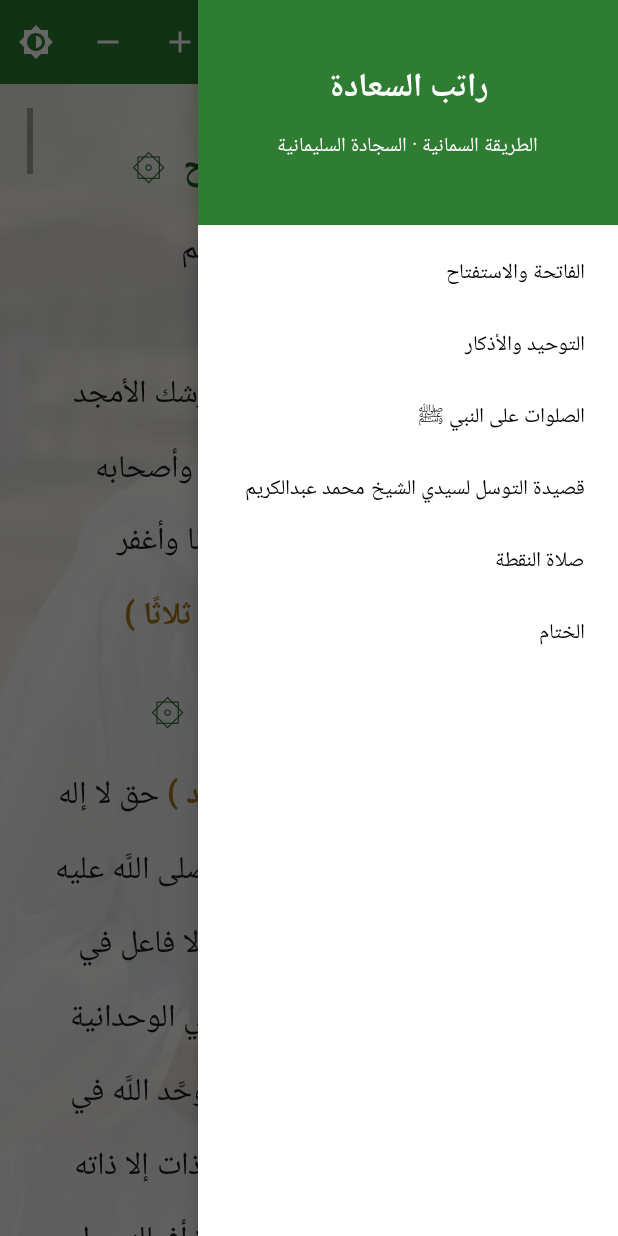
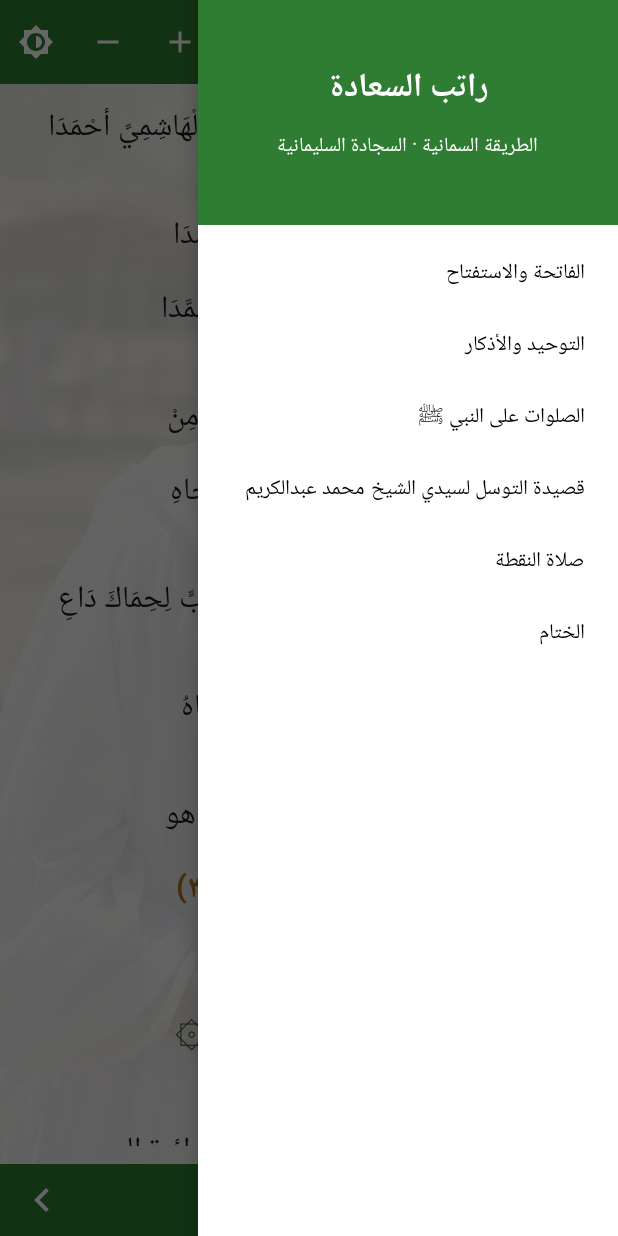
Before and after one commit to Mohamed-albadri-1995/trade-desk-data, an Android app: the MainActivity screen opened directly, with no data from a screen before it, with the side drawer open, on a phone screen of 412 x 824 dp. Run offline under Robolectric (Android 15) with nearby library versions, the phone set to English and light mode, and no system bars.

Commit message:
Make the reader a paged book instead of one long scroll
Replace the continuous list with a ViewPager2 that flips right-to-left, one
screen-sized page at a time. A paginator lays the whole ratib out with
StaticLayout and cuts it at line boundaries so each page fits the screen at
the current font size. Adds a page counter (Arabic digits) and flip arrows,
keeps the section drawer (jumps to the page), font sizing (re-paginates and
keeps your place), night mode, photo background, and last-page memory.

Co-Authored-By: Claude Opus 4.8 <noreply@anthropic.com>
Claude-Session: https://claude.ai/code/session_01LGQjT4mwJtavuvZWb4nuLc

```diff
--- a/ratib-app/app/build.gradle
+++ b/ratib-app/app/build.gradle
@@ -41,4 +41,5 @@ dependencies {
     implementation 'com.google.android.material:material:1.12.0'
     implementation 'androidx.drawerlayout:drawerlayout:1.2.0'
     implementation 'androidx.recyclerview:recyclerview:1.3.2'
+    implementation 'androidx.viewpager2:viewpager2:1.1.0'
 }
--- a/ratib-app/app/src/main/java/com/ratib/saada/MainActivity.kt
+++ b/ratib-app/app/src/main/java/com/ratib/saada/MainActivity.kt
@@ -7,27 +7,28 @@ import android.view.MenuItem
 import androidx.appcompat.app.AppCompatActivity
 import androidx.appcompat.app.AppCompatDelegate
 import androidx.core.view.GravityCompat
-import androidx.recyclerview.widget.LinearLayoutManager
+import androidx.viewpager2.widget.ViewPager2
 import com.ratib.saada.databinding.ActivityMainBinding
 
 /**
- * Reader for راتب السعادة. The text lives in assets/ratib.txt (lines starting
- * with "# " are section headings). Features: section drawer, adjustable font
- * size, light/dark mode, and it remembers the reading position.
+ * Book-style reader for راتب السعادة: the text is laid out and cut into
+ * screen-sized pages you flip through (right-to-left). Includes a section
+ * drawer, page counter, flip arrows, adjustable font, light/dark mode, a
+ * photo background, and it remembers the page you were on.
  */
 class MainActivity : AppCompatActivity() {
 
     private lateinit var binding: ActivityMainBinding
-    private lateinit var adapter: RatibAdapter
-    private lateinit var layoutManager: LinearLayoutManager
+    private lateinit var pagerAdapter: PagerAdapter
 
     private val prefsName = "ratib_prefs"
     private val scaleKey = "font_scale"
-    private val posKey = "scroll_pos"
+    private val pageKey = "page_index"
     private val nightKey = "night_mode"
 
     private val blocks = ArrayList<Block>()
-    private val headings = ArrayList<Pair<String, Int>>() // title, block index
+    private var pagination: Pagination? = null
+    private var scale = 1f
 
     override fun onCreate(savedInstanceState: Bundle?) {
         AppCompatDelegate.setDefaultNightMode(
@@ -42,18 +43,28 @@ class MainActivity : AppCompatActivity() {
         binding.toolbar.setNavigationOnClickListener { toggleDrawer() }
 
         BackgroundLoader.apply(this, binding.bgImage)
-
+        scale = prefs().getFloat(scaleKey, 1f)
         parseContent()
 
-        adapter = RatibAdapter(blocks).apply { scale = prefs().getFloat(scaleKey, 1f) }
-        layoutManager = LinearLayoutManager(this)
-        binding.recyclerView.layoutManager = layoutManager
-        binding.recyclerView.adapter = adapter
+        pagerAdapter = PagerAdapter(emptyList())
+        binding.pager.adapter = pagerAdapter
+        binding.pager.registerOnPageChangeCallback(object : ViewPager2.OnPageChangeCallback() {
+            override fun onPageSelected(position: Int) {
+                updateIndicator(position)
+                prefs().edit().putInt(pageKey, position).apply()
+            }
+        })
 
-        buildDrawerMenu()
+        binding.btnPrev.setOnClickListener {
+            binding.pager.currentItem = (binding.pager.currentItem - 1).coerceAtLeast(0)
+        }
+        binding.btnNext.setOnClickListener {
+            val max = (pagination?.pages?.size ?: 1) - 1
+            binding.pager.currentItem = (binding.pager.currentItem + 1).coerceAtMost(max)
+        }
 
-        val pos = prefs().getInt(posKey, 0)
-        if (pos in blocks.indices) layoutManager.scrollToPosition(pos)
+        // Paginate once the pager has real dimensions.
+        binding.pager.post { repaginate(restorePage = prefs().getInt(pageKey, 0)) }
     }
 
     private fun prefs() = getSharedPreferences(prefsName, MODE_PRIVATE)
@@ -69,36 +80,73 @@ class MainActivity : AppCompatActivity() {
         assets.open("ratib.txt").bufferedReader().forEachLine { raw ->
             val line = raw.trim()
             if (line.isEmpty()) return@forEachLine
-            if (line.startsWith("# ")) {
-                val title = line.removePrefix("# ").trim()
-                headings.add(Pair(title, blocks.size))
-                blocks.add(Block.Heading(title))
-            } else {
-                blocks.add(Block.Body(line))
-            }
+            if (line.startsWith("# ")) blocks.add(Block.Heading(line.removePrefix("# ").trim()))
+            else blocks.add(Block.Body(line))
         }
     }
 
-    private fun buildDrawerMenu() {
+    private fun paddingH() = (20f * resources.displayMetrics.density * 2).toInt()
+    private fun paddingV() = (12f * resources.displayMetrics.density * 2).toInt()
+
+    private fun repaginate(restorePage: Int) {
+        val w = binding.pager.width - paddingH()
+        val h = binding.pager.height - paddingV()
+        if (w <= 0 || h <= 0) {
+            binding.pager.post { repaginate(restorePage) }
+            return
+        }
+        val result = Paginator.paginate(this, blocks, w, h, scale)
+        pagination = result
+        pagerAdapter.submit(result.pages)
+        buildDrawerMenu(result)
+        val target = restorePage.coerceIn(0, result.pages.size - 1)
+        binding.pager.setCurrentItem(target, false)
+        updateIndicator(target)
+    }
+
+    private fun updateIndicator(position: Int) {
+        val total = pagination?.pages?.size ?: 1
+        binding.pageIndicator.text =
+            getString(R.string.page_of, toArabicDigits(position + 1), toArabicDigits(total))
+    }
+
+    private fun toArabicDigits(n: Int): String {
+        val d = charArrayOf('٠', '١', '٢', '٣', '٤', '٥', '٦', '٧', '٨', '٩')
+        return buildString { for (c in n.toString()) append(if (c in '0'..'9') d[c - '0'] else c) }
+    }
+
+    private fun buildDrawerMenu(result: Pagination) {
         val menu = binding.navView.menu
         menu.clear()
-        headings.forEachIndexed { i, (title, _) -> menu.add(Menu.NONE, i, i, title) }
+        blocks.forEachIndexed { i, b ->
+            if (b is Block.Heading) menu.add(Menu.NONE, i, i, b.text)
+        }
         binding.navView.setNavigationItemSelectedListener { item ->
-            val idx = item.itemId
-            if (idx in headings.indices) {
-                layoutManager.scrollToPositionWithOffset(headings[idx].second, 0)
-            }
+            val page = pagination?.headingPage?.get(item.itemId)
+            if (page != null) binding.pager.setCurrentItem(page, false)
             binding.drawerLayout.closeDrawer(GravityCompat.START)
             true
         }
     }
 
     private fun changeFont(delta: Float) {
-        val s = (adapter.scale + delta).coerceIn(0.8f, 2.4f)
-        if (s == adapter.scale) return
-        adapter.scale = s
+        val s = (scale + delta).coerceIn(0.8f, 2.4f)
+        if (s == scale) return
+        // Keep our place: remember the character offset at the top of the current page.
+        val anchorChar = pagination?.starts?.getOrNull(binding.pager.currentItem) ?: 0
+        scale = s
         prefs().edit().putFloat(scaleKey, s).apply()
-        adapter.notifyDataSetChanged()
+        val w = binding.pager.width - paddingH()
+        val h = binding.pager.height - paddingV()
+        val result = Paginator.paginate(this, blocks, w, h, scale)
+        pagination = result
+        pagerAdapter.submit(result.pages)
+        buildDrawerMenu(result)
+        // Find the page whose start is nearest but not past the anchor.
+        var page = result.starts.indexOfLast { it <= anchorChar }
+        if (page < 0) page = 0
+        binding.pager.setCurrentItem(page, false)
+        updateIndicator(page)
     }
 
     private fun isNightActive(): Boolean =
@@ -111,7 +159,7 @@ class MainActivity : AppCompatActivity() {
         else
             AppCompatDelegate.MODE_NIGHT_YES
         prefs().edit().putInt(nightKey, next).apply()
-        AppCompatDelegate.setDefaultNightMode(next) // recreates the activity
+        AppCompatDelegate.setDefaultNightMode(next)
     }
 
     override fun onCreateOptionsMenu(menu: Menu): Boolean {
@@ -126,12 +174,6 @@ class MainActivity : AppCompatActivity() {
         else -> super.onOptionsItemSelected(item)
     }
 
-    override fun onPause() {
-        super.onPause()
-        val first = layoutManager.findFirstVisibleItemPosition().coerceAtLeast(0)
-        prefs().edit().putInt(posKey, first).apply()
-    }
-
     override fun onBackPressed() {
         if (binding.drawerLayout.isDrawerOpen(GravityCompat.START))
             binding.drawerLayout.closeDrawer(GravityCompat.START)
--- /dev/null
+++ b/ratib-app/app/src/main/java/com/ratib/saada/PagerAdapter.kt
@@ -0,0 +1,32 @@
+package com.ratib.saada
+
+import android.view.LayoutInflater
+import android.view.View
+import android.view.ViewGroup
+import android.widget.TextView
+import androidx.recyclerview.widget.RecyclerView
+
+/** Renders each pre-computed page of the ratib into a centered text view. */
+class PagerAdapter(private var pages: List<CharSequence>) :
+    RecyclerView.Adapter<PagerAdapter.PageVH>() {
+
+    class PageVH(root: View) : RecyclerView.ViewHolder(root) {
+        val tv: TextView = root.findViewById(R.id.pageText)
+    }
+
+    override fun onCreateViewHolder(parent: ViewGroup, viewType: Int): PageVH {
+        val v = LayoutInflater.from(parent.context).inflate(R.layout.item_page, parent, false)
+        return PageVH(v)
+    }
+
+    override fun getItemCount() = pages.size
+
+    override fun onBindViewHolder(holder: PageVH, position: Int) {
+        holder.tv.text = pages[position]
+    }
+
+    fun submit(newPages: List<CharSequence>) {
+        pages = newPages
+        notifyDataSetChanged()
+    }
+}
--- /dev/null
+++ b/ratib-app/app/src/main/java/com/ratib/saada/Paginator.kt
@@ -0,0 +1,127 @@
+package com.ratib.saada
+
+import android.content.Context
+import android.graphics.Paint
+import android.graphics.Typeface
+import android.text.Layout
+import android.text.SpannableStringBuilder
+import android.text.Spanned
+import android.text.StaticLayout
+import android.text.TextPaint
+import android.text.style.AbsoluteSizeSpan
+import android.text.style.ForegroundColorSpan
+import android.text.style.StyleSpan
+import androidx.core.content.ContextCompat
+
+/** A renderable block of the ratib: a section heading or a body line. */
+sealed class Block {
+    data class Heading(val text: String) : Block()
+    data class Body(val text: String) : Block()
+}
+
+/**
+ * Result of laying the whole ratib out and cutting it into screen-sized pages.
+ * @param pages    styled text for each page
+ * @param starts   character offset where each page begins (used to keep the
+ *                 reader's place when the font size changes)
+ * @param headingPage  block-index of each heading -> the page it lands on
+ */
+data class Pagination(
+    val pages: List<CharSequence>,
+    val starts: List<Int>,
+    val headingPage: Map<Int, Int>
+)
+
+/**
+ * Turns the continuous ratib text into fixed "book" pages that each fill one
+ * screen at the current font size — measured with the same StaticLayout the
+ * page views use, so every page fits without scrolling.
+ */
+object Paginator {
+
+    private val cueRegex = Regex("\\([^)]*\\)")
+
+    fun paginate(
+        context: Context,
+        blocks: List<Block>,
+        widthPx: Int,
+        heightPx: Int,
+        scale: Float
+    ): Pagination {
+        val dm = context.resources.displayMetrics
+        val bodyPx = (21f * scale * dm.scaledDensity).toInt().coerceAtLeast(1)
+        val headingPx = (24f * scale * dm.scaledDensity).toInt().coerceAtLeast(1)
+        val bodyColor = ContextCompat.getColor(context, R.color.reading_text)
+        val headingColor = ContextCompat.getColor(context, R.color.heading_text)
+        val cueColor = ContextCompat.getColor(context, R.color.marker_color)
+
+        val sb = SpannableStringBuilder()
+        val headingOffsets = ArrayList<Pair<Int, Int>>()
+
+        blocks.forEachIndexed { idx, b ->
+            if (sb.isNotEmpty()) sb.append(if (b is Block.Heading) "\n\n\n" else "\n\n")
+            val start = sb.length
+            when (b) {
+                is Block.Heading -> {
+                    sb.append("۞  ${b.text}  ۞")
+                    sb.setSpan(AbsoluteSizeSpan(headingPx), start, sb.length, Spanned.SPAN_EXCLUSIVE_EXCLUSIVE)
+                    sb.setSpan(StyleSpan(Typeface.BOLD), start, sb.length, Spanned.SPAN_EXCLUSIVE_EXCLUSIVE)
+                    sb.setSpan(ForegroundColorSpan(headingColor), start, sb.length, Spanned.SPAN_EXCLUSIVE_EXCLUSIVE)
+                    headingOffsets.add(idx to start)
+                }
+                is Block.Body -> {
+                    sb.append(b.text)
+                    sb.setSpan(AbsoluteSizeSpan(bodyPx), start, sb.length, Spanned.SPAN_EXCLUSIVE_EXCLUSIVE)
+                    sb.setSpan(ForegroundColorSpan(bodyColor), start, sb.length, Spanned.SPAN_EXCLUSIVE_EXCLUSIVE)
+                    for (m in cueRegex.findAll(b.text)) {
+                        val cs = start + m.range.first
+                        val ce = start + m.range.last + 1
+                        sb.setSpan(ForegroundColorSpan(cueColor), cs, ce, Spanned.SPAN_EXCLUSIVE_EXCLUSIVE)
+                        sb.setSpan(StyleSpan(Typeface.BOLD), cs, ce, Spanned.SPAN_EXCLUSIVE_EXCLUSIVE)
+                    }
+                }
+            }
+        }
+
+        val paint = TextPaint(Paint.ANTI_ALIAS_FLAG).apply {
+            textSize = bodyPx.toFloat()
+            color = bodyColor
+        }
+        val w = widthPx.coerceAtLeast(1)
+
+        @Suppress("DEPRECATION")
+        val layout = StaticLayout(sb, paint, w, Layout.Alignment.ALIGN_CENTER, 1.4f, 0f, false)
+
+        val pages = ArrayList<CharSequence>()
+        val starts = ArrayList<Int>()
+        val pageBounds = ArrayList<IntArray>()
+        val limit = heightPx.coerceAtLeast(1)
+        val lineCount = layout.lineCount
+
+        var startLine = 0
+        while (startLine < lineCount) {
+            val top = layout.getLineTop(startLine)
+            var endLine = startLine
+            while (endLine < lineCount && layout.getLineBottom(endLine) - top <= limit) endLine++
+            if (endLine == startLine) endLine = startLine + 1
+            val cs = layout.getLineStart(startLine)
+            val ce = layout.getLineEnd(endLine - 1)
+            pages.add(sb.subSequence(cs, ce))
+            starts.add(cs)
+            pageBounds.add(intArrayOf(cs, ce))
+            startLine = endLine
+        }
+        if (pages.isEmpty()) {
+            pages.add(""); starts.add(0); pageBounds.add(intArrayOf(0, 0))
+        }
+
+        val headingPage = HashMap<Int, Int>()
+        for ((blockIdx, off) in headingOffsets) {
+            var p = pageBounds.indexOfFirst { off >= it[0] && off < it[1] }
+            if (p < 0) p = 0
+            headingPage[blockIdx] = p
+        }
+
+        return Pagination(pages, starts, headingPage)
+    }
+}
--- a/ratib-app/app/src/main/java/com/ratib/saada/RatibAdapter.kt
+++ /dev/null
@@ -1,83 +0,0 @@
-package com.ratib.saada
-
-import android.graphics.Typeface
-import android.text.SpannableStringBuilder
-import android.text.Spanned
-import android.text.style.ForegroundColorSpan
-import android.text.style.StyleSpan
-import android.util.TypedValue
-import android.view.LayoutInflater
-import android.view.ViewGroup
-import android.widget.TextView
-import androidx.core.content.ContextCompat
-import androidx.recyclerview.widget.RecyclerView
-
-/** A single renderable block of the ratib: a section heading or a body line. */
-sealed class Block {
-    data class Heading(val text: String) : Block()
-    data class Body(val text: String) : Block()
-}
-
-/**
- * Renders the ratib as a list of headings and body lines, with a live font
- * scale the user can grow or shrink.
- */
-class RatibAdapter(private val blocks: List<Block>) :
-    RecyclerView.Adapter<RecyclerView.ViewHolder>() {
-
-    var scale = 1f
-
-    private val typeHeading = 0
-    private val typeBody = 1
-
-    private val baseHeadingSp = 24f
-    private val baseBodySp = 21f
-
-    class HeadingVH(val tv: TextView) : RecyclerView.ViewHolder(tv)
-    class BodyVH(val tv: TextView) : RecyclerView.ViewHolder(tv)
-
-    override fun getItemCount() = blocks.size
-
-    override fun getItemViewType(position: Int) =
-        if (blocks[position] is Block.Heading) typeHeading else typeBody
-
-    override fun onCreateViewHolder(parent: ViewGroup, viewType: Int): RecyclerView.ViewHolder {
-        val inflater = LayoutInflater.from(parent.context)
-        return if (viewType == typeHeading) {
-            HeadingVH(inflater.inflate(R.layout.item_heading, parent, false) as TextView)
-        } else {
-            BodyVH(inflater.inflate(R.layout.item_body, parent, false) as TextView)
-        }
-    }
-
-    override fun onBindViewHolder(holder: RecyclerView.ViewHolder, position: Int) {
-        val context = holder.itemView.context
-        when (val b = blocks[position]) {
-            is Block.Heading -> (holder as HeadingVH).tv.apply {
-                text = "۞  ${b.text}  ۞"
-                setTextSize(TypedValue.COMPLEX_UNIT_SP, baseHeadingSp * scale)
-            }
-            is Block.Body -> (holder as BodyVH).tv.apply {
-                text = highlightCues(context, b.text)
-                setTextSize(TypedValue.COMPLEX_UNIT_SP, baseBodySp * scale)
-            }
-        }
-    }
-
-    // Matches parenthetical recitation cues, e.g. (٣) ( ثلاثًا بالمد ) (سورة الفاتحة)
-    private val cueRegex = Regex("\\([^)]*\\)")
-    private var cueColor: Int? = null
-
-    /** Colours the repetition/instruction cues so they stand apart from the recited text. */
-    private fun highlightCues(context: android.content.Context, raw: String): CharSequence {
-        val color = cueColor ?: ContextCompat.getColor(context, R.color.marker_color).also { cueColor = it }
-        val sb = SpannableStringBuilder(raw)
-        for (m in cueRegex.findAll(raw)) {
-            val start = m.range.first
-            val end = m.range.last + 1
-            sb.setSpan(ForegroundColorSpan(color), start, end, Spanned.SPAN_EXCLUSIVE_EXCLUSIVE)
-            sb.setSpan(StyleSpan(Typeface.BOLD), start, end, Spanned.SPAN_EXCLUSIVE_EXCLUSIVE)
-        }
-        return sb
-    }
-}
--- /dev/null
+++ b/ratib-app/app/src/main/res/drawable/ic_chevron_left.xml
@@ -0,0 +1,5 @@
+<vector xmlns:android="http://schemas.android.com/apk/res/android"
+    android:width="32dp" android:height="32dp"
+    android:viewportWidth="24" android:viewportHeight="24" android:tint="#FFFFFF">
+    <path android:fillColor="#000000" android:pathData="M15.41,7.41L14,6l-6,6 6,6 1.41,-1.41L10.83,12z" />
+</vector>
--- /dev/null
+++ b/ratib-app/app/src/main/res/drawable/ic_chevron_right.xml
@@ -0,0 +1,5 @@
+<vector xmlns:android="http://schemas.android.com/apk/res/android"
+    android:width="32dp" android:height="32dp"
+    android:viewportWidth="24" android:viewportHeight="24" android:tint="#FFFFFF">
+    <path android:fillColor="#000000" android:pathData="M8.59,16.59L13.17,12 8.59,7.41 10,6l6,6 -6,6z" />
+</vector>
--- a/ratib-app/app/src/main/res/layout/activity_main.xml
+++ b/ratib-app/app/src/main/res/layout/activity_main.xml
@@ -21,7 +21,7 @@
             app:navigationIcon="@drawable/ic_menu"
             app:titleTextColor="@color/white" />
 
-        <!-- Reading area: photo -> veil -> text -->
+        <!-- Reading area: photo -> veil -> paged text -->
         <FrameLayout
             android:layout_width="match_parent"
             android:layout_height="0dp"
@@ -40,16 +40,49 @@
                 android:layout_height="match_parent"
                 android:background="@color/reading_scrim" />
 
-            <androidx.recyclerview.widget.RecyclerView
-                android:id="@+id/recyclerView"
+            <androidx.viewpager2.widget.ViewPager2
+                android:id="@+id/pager"
                 android:layout_width="match_parent"
-                android:layout_height="match_parent"
-                android:background="@android:color/transparent"
-                android:clipToPadding="false"
-                android:paddingHorizontal="18dp"
-                android:paddingVertical="16dp"
-                android:scrollbars="vertical" />
+                android:layout_height="match_parent" />
         </FrameLayout>
+
+        <!-- Page-flip bar: next (left) | counter | previous (right), RTL -->
+        <LinearLayout
+            android:id="@+id/bottomBar"
+            android:layout_width="match_parent"
+            android:layout_height="wrap_content"
+            android:background="@color/brand_primary"
+            android:gravity="center_vertical"
+            android:layoutDirection="rtl"
+            android:orientation="horizontal"
+            android:paddingHorizontal="4dp">
+
+            <ImageButton
+                android:id="@+id/btnPrev"
+                android:layout_width="48dp"
+                android:layout_height="48dp"
+                android:background="?attr/selectableItemBackgroundBorderless"
+                android:contentDescription="@string/prev_page"
+                android:src="@drawable/ic_chevron_right" />
+
+            <TextView
+                android:id="@+id/pageIndicator"
+                android:layout_width="0dp"
+                android:layout_height="wrap_content"
+                android:layout_weight="1"
+                android:gravity="center"
+                android:textColor="@color/white"
+                android:textSize="16sp"
+                android:textStyle="bold" />
+
+            <ImageButton
+                android:id="@+id/btnNext"
+                android:layout_width="48dp"
+                android:layout_height="48dp"
+                android:background="?attr/selectableItemBackgroundBorderless"
+                android:contentDescription="@string/next_page"
+                android:src="@drawable/ic_chevron_left" />
+        </LinearLayout>
     </LinearLayout>
 
     <com.google.android.material.navigation.NavigationView
--- /dev/null
+++ b/ratib-app/app/src/main/res/layout/item_page.xml
@@ -0,0 +1,17 @@
+<?xml version="1.0" encoding="utf-8"?>
+<FrameLayout xmlns:android="http://schemas.android.com/apk/res/android"
+    android:layout_width="match_parent"
+    android:layout_height="match_parent">
+
+    <TextView
+        android:id="@+id/pageText"
+        android:layout_width="match_parent"
+        android:layout_height="match_parent"
+        android:gravity="center"
+        android:paddingHorizontal="20dp"
+        android:paddingVertical="12dp"
+        android:textColor="@color/reading_text"
+        android:lineSpacingMultiplier="1.4"
+        android:breakStrategy="balanced"
+        android:hyphenationFrequency="none" />
+</FrameLayout>
--- a/ratib-app/app/src/main/res/values/strings.xml
+++ b/ratib-app/app/src/main/res/values/strings.xml
@@ -9,4 +9,7 @@
     <string name="toggle_theme">الوضع الليلي / النهاري</string>
     <string name="sections_title">الفهرس</string>
     <string name="enter_reading">ابدأ القراءة</string>
+    <string name="page_of">%1$s / %2$s</string>
+    <string name="next_page">الصفحة التالية</string>
+    <string name="prev_page">الصفحة السابقة</string>
 </resources>
```
